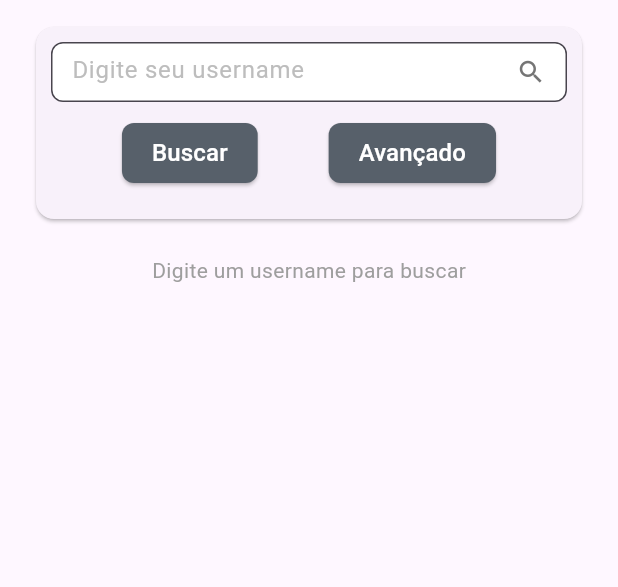
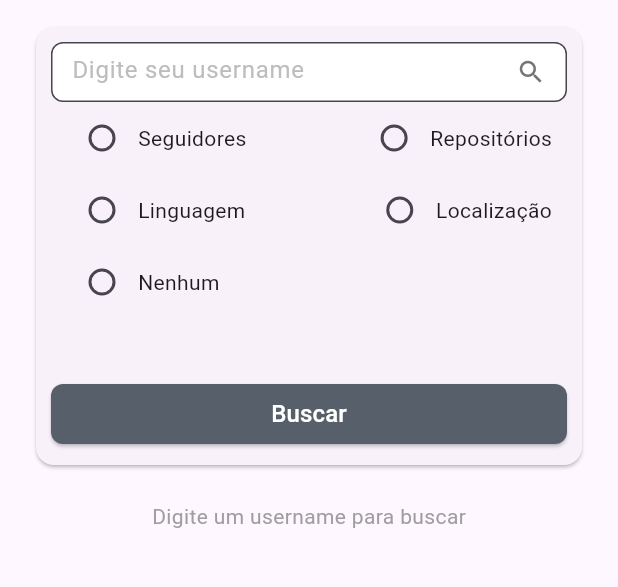
Before and after one commit to Brennez/Desafio-Minsait, a Flutter app: the screen it shows after launch, on a phone screen of 412 x 824 dp, the part 63-650 px from its top. Run offline on Flutter 3.47's test engine with Material 3 defaults, Android fonts, the phone set to English and light mode, and no system bars; our stand-ins replace dio, get, get_it, go_router, hive, hive_flutter and 1 more; accounts and stored records are empty.

Commit message:
feat: adding advanced search

```diff
--- a/lib/app/domain/entities/user_entity.dart
+++ b/lib/app/domain/entities/user_entity.dart
@@ -1,12 +1,12 @@
 class UserEntity {
-  final int id;
-  final String name;
-  final String username;
+  final int? id;
+  final String? name;
+  final String? username;
   final String? bio;
   final String? location;
-  final int followers;
-  final int following;
-  final int repositories;
+  final int? followers;
+  final int? following;
+  final int? repositories;
   final String? email;
   final String? profilePictureUrl;
 
--- a/lib/app/domain/repositories/interfaces/user_info_repository.dart
+++ b/lib/app/domain/repositories/interfaces/user_info_repository.dart
@@ -1,5 +1,9 @@
 import '../../../data/models/models_export.dart';
+import '../../../presentation/enums/enums_export.dart';
 
 abstract class UserInfoRepository {
   Future<UserModel> getUserInfo(String username);
+
+  Future<UserModel> getAdvancedUserInfo(
+      String username, String? data, FilterType type);
 }
--- /dev/null
+++ b/lib/app/presentation/enums/enums_export.dart
@@ -0,0 +1,2 @@
+export 'filter_type_enum.dart';
+export 'screen_state_enum.dart';
--- a/lib/app/presentation/enums/screen_state_enum.dart
+++ b/lib/app/presentation/enums/screen_state_enum.dart
@@ -3,4 +3,5 @@ enum ScreenState {
   loading,
   error,
   success,
+  notFound,
 }
--- a/lib/app/presentation/pages/historic_page/historic_page.dart
+++ b/lib/app/presentation/pages/historic_page/historic_page.dart
@@ -66,7 +66,7 @@ class _HistoricPageState extends State<HistoricPage> {
                                 size: 20,
                               ),
                               SizedBox(width: 10),
-                              Text(search.userModel.username),
+                              Text(search.userModel.username ?? "Sem nome"),
                             ],
                           ),
                           subtitle: Padding(
--- a/lib/app/presentation/pages/home_page/home_page.dart
+++ b/lib/app/presentation/pages/home_page/home_page.dart
@@ -5,6 +5,7 @@ import 'package:git_app/app/presentation/controllers/controllers_export.dart';
 import 'package:git_app/core/dependecies/dependency_injection.dart';
 import 'package:go_router/go_router.dart';
 
+import '../../enums/enums_export.dart';
 import '../../enums/screen_state_enum.dart';
 import 'components/components_export.dart';
 
@@ -16,19 +17,6 @@ class HomePage extends StatefulWidget {
 }
 
 class _HomePageState extends State<HomePage> {
-  final List<String> languages = [
-    'Dart',
-    'JavaScript',
-    'Python',
-    'Java',
-    'C#',
-    'C++',
-    'Go',
-    'Rust',
-    'Swift',
-    'TypeScript'
-  ];
-
   final UserInfoController _userInfoController = injector<UserInfoController>();
 
   final CacheController _cacheController = injector<CacheController>();
@@ -37,9 +25,14 @@ class _HomePageState extends State<HomePage> {
 
   final TextEditingController _usernameTextController = TextEditingController();
 
-  String? selectedLanguage;
+  final TextEditingController _locationTextController = TextEditingController();
 
-  bool _showAdvancedOptions = false;
+  String? _selectedLanguage;
+
+  int? _minFollowers;
+  int? _minRepos;
+
+  FilterType _filterType = FilterType.none;
 
   Future<void> _handleSearch() async {
     final UserModel? cachedUser =
@@ -47,18 +40,35 @@ class _HomePageState extends State<HomePage> {
 
     if (cachedUser != null) {
       _userInfoController.setUserInfo(cachedUser);
+      return;
     }
 
-    if (cachedUser == null) {
+    bool isAdvancedSearch = _filterType != FilterType.none &&
+        (_selectedLanguage != null ||
+            _locationTextController.text.trim().isNotEmpty ||
+            (_minFollowers != null && _minFollowers! > 0) ||
+            (_minRepos != null && _minRepos! > 0));
+
+    if (isAdvancedSearch) {
+      final query = buildQuery(
+        _locationTextController.text.trim(),
+        _selectedLanguage,
+        _minFollowers,
+        _minRepos,
+      );
+
+      await _userInfoController.getAdvancedUserInfo(
+          _usernameTextController.text, query, _filterType);
+    } else {
       await _userInfoController.getUserInfo(_usernameTextController.text);
+    }
 
     if (_userInfoController.userInfo != null) {
-        await _cacheController.saveUserCache(_usernameTextController.text,
-            _userInfoController.userInfo!.toMap());
+      await _cacheController.saveUserCache(
+          _usernameTextController.text, _userInfoController.userInfo!.toMap());
 
       _historicController.saveHistoric(_usernameTextController.text,
           DateTime.now(), _userInfoController.userInfo!.toMap());
-      }
     }
 
     setState(() {});
@@ -70,6 +80,35 @@ class _HomePageState extends State<HomePage> {
     _usernameTextController.clear();
   }
 
+  void clearAllFields() {
+    _selectedLanguage == null;
+    _locationTextController.text = "";
+    _minFollowers = 0;
+    _selectedLanguage = null;
+    _minRepos = 0;
+  }
+
+  String buildQuery(
+      String? location, String? language, int? minFollowers, int? minRepos) {
+    String query = '';
+    if (location != null && location.isNotEmpty) {
+      query += 'location:$location+';
+    }
+    if (language != null && language.isNotEmpty) {
+      query += 'language:$language+';
+    }
+    if (minFollowers != null) {
+      query += 'followers:>$minFollowers+';
+    }
+    if (minRepos != null) {
+      query += 'repos:>$minRepos+';
+    }
+    query = query.trim().replaceAll(' ', '+');
+    if (query.endsWith('+')) query = query.substring(0, query.length - 1);
+
+    return query;
+  }
+
   @override
   Widget build(BuildContext context) {
     return Scaffold(
@@ -77,36 +116,9 @@ class _HomePageState extends State<HomePage> {
         title: const Text('Git App'),
         centerTitle: true,
       ),
-      endDrawer: Drawer(
-        child: ListView(
-          padding: EdgeInsets.zero,
-          children: [
-            DrawerHeader(
-              decoration: BoxDecoration(
-                color: Color(0xFF57606A),
-              ),
-              child: Text(
-                'Menu',
-                style: TextStyle(
-                  color: Colors.white,
-                  fontSize: 24,
-                ),
-              ),
-            ),
-            ListTile(
-              leading: Icon(Icons.home, color: Color(0xFF24292F)),
-              title: Text('Home'),
-              onTap: () {
-                Navigator.pop(context);
-              },
-            ),
-            ListTile(
-              leading: Icon(
-                Icons.history,
-                color: Color(0xFF24292F),
-              ),
-              title: Text('Histórico de buscas'),
-              onTap: () {
+      endDrawer: DrawerComponnent(
+        onTapHome: () => context.pop(),
+        onTapHistoric: () {
           context.push('/historic').then((value) {
             if (value != null) {
               _usernameTextController.value =
@@ -116,28 +128,22 @@ class _HomePageState extends State<HomePage> {
 
           context.pop();
         },
-            ),
-            ListTile(
-              leading: Icon(
-                Icons.clear_all,
-                color: Color(0xFF24292F),
-              ),
-              title: Text('Limpar cache'),
-              onTap: () async {
+        onTapClearCache: () async {
           await _handleClearCache();
 
           setState(() => context.pop(context));
         },
-            ),
-          ],
-        ),
       ),
       body: Padding(
         padding: const EdgeInsets.symmetric(horizontal: 20),
         child: SingleChildScrollView(
           child: Column(
             children: [
-              Card(
+              ConstrainedBox(
+                constraints: BoxConstraints(
+                  maxWidth: 600,
+                ),
+                child: Card(
                   child: Padding(
                     padding: const EdgeInsets.all(10.0),
                     child: Column(
@@ -149,60 +155,70 @@ class _HomePageState extends State<HomePage> {
                               hintText: "Digite seu username",
                             ),
                             const SizedBox(width: 10),
-                          Padding(
-                            padding: const EdgeInsets.only(top: 10),
-                            child: Row(
-                              mainAxisAlignment: MainAxisAlignment.spaceEvenly,
-                              children: [
-                                PrimaryButton(
-                                  onTap: () => _handleSearch(),
-                                  labelText: "Buscar",
-                                ),
-                                PrimaryButton(
-                                  onTap: () {
+                            FilterTypeSelector(onChanged: (value) {
                               setState(() {
-                                      _showAdvancedOptions =
-                                          !_showAdvancedOptions;
+                                _filterType = value;
+                                clearAllFields();
                               });
-                                  },
-                                  labelText: "Avançado",
-                                ),
-                              ],
-                            ),
-                          ),
+                            }),
                           ],
                         ),
                         const SizedBox(
                           height: 10,
                         ),
                         Visibility(
-                        visible: _showAdvancedOptions,
-                        child: Column(
-                          children: [
-                            CustomSearchComponent(
-                              textEditingController: TextEditingController(),
+                          visible: _filterType == FilterType.location,
+                          child: CustomSearchComponent(
+                            textEditingController: _locationTextController,
                             hintText: "Localização",
                             iconData: Icons.location_on_outlined,
+                          ),
                         ),
                         const SizedBox(
                           height: 10,
                         ),
-                            LanguageDropdownComponent(onSelected: (value) {}),
+                        Visibility(
+                          visible: _filterType == FilterType.language,
+                          child: LanguageDropdownComponent(onSelected: (value) {
+                            _selectedLanguage = value;
+                          }),
+                        ),
                         const SizedBox(
                           height: 10,
                         ),
-                            CustomSliderComponent(
+                        Visibility(
+                          visible: _filterType == FilterType.followers,
+                          child: CustomSliderComponent(
                             title: "Seguidores",
-                              onChanged: (value) {},
+                            onChanged: (value) {
+                              _minFollowers = value;
+                            },
                           ),
-                            CustomSliderComponent(
+                        ),
+                        Visibility(
+                          visible: _filterType == FilterType.repos,
+                          child: CustomSliderComponent(
                             title: "Repositórios",
-                              onChanged: (value) {},
+                            onChanged: (value) {
+                              _minRepos = value;
+                            },
+                          ),
+                        ),
+                        const SizedBox(
+                          height: 10,
+                        ),
+                        Row(
+                          children: [
+                            Expanded(
+                              child: PrimaryButton(
+                                onTap: () => _handleSearch(),
+                                labelText: "Buscar",
+                              ),
                             ),
                           ],
                         ),
-                      )
                       ],
+                    ),
                   ),
                 ),
               ),
@@ -219,7 +235,7 @@ class _HomePageState extends State<HomePage> {
                       ScreenState.error) {
                     return Center(
                       child: Text(
-                        "Erro ao buscar usuário",
+                        "Usuário não encontrado",
                         style: TextStyle(color: Colors.red),
                       ),
                     );
```
Also changed, not shown: lib/app/data/datasources/remote_datasource/implementations/user_info_datasource_impl.dart (+22 -1 lines), lib/app/data/datasources/remote_datasource/interfaces/user_info_datasource.dart (+6 -1 lines), lib/app/data/models/user_model.dart (+11 -11 lines), lib/app/domain/repositories/implementations/user_info_repository_impl.dart (+15 -0 lines), lib/app/presentation/controllers/user_info_controller.dart (+18 -2 lines). Lines whose indentation alone changed are shown as unchanged.
